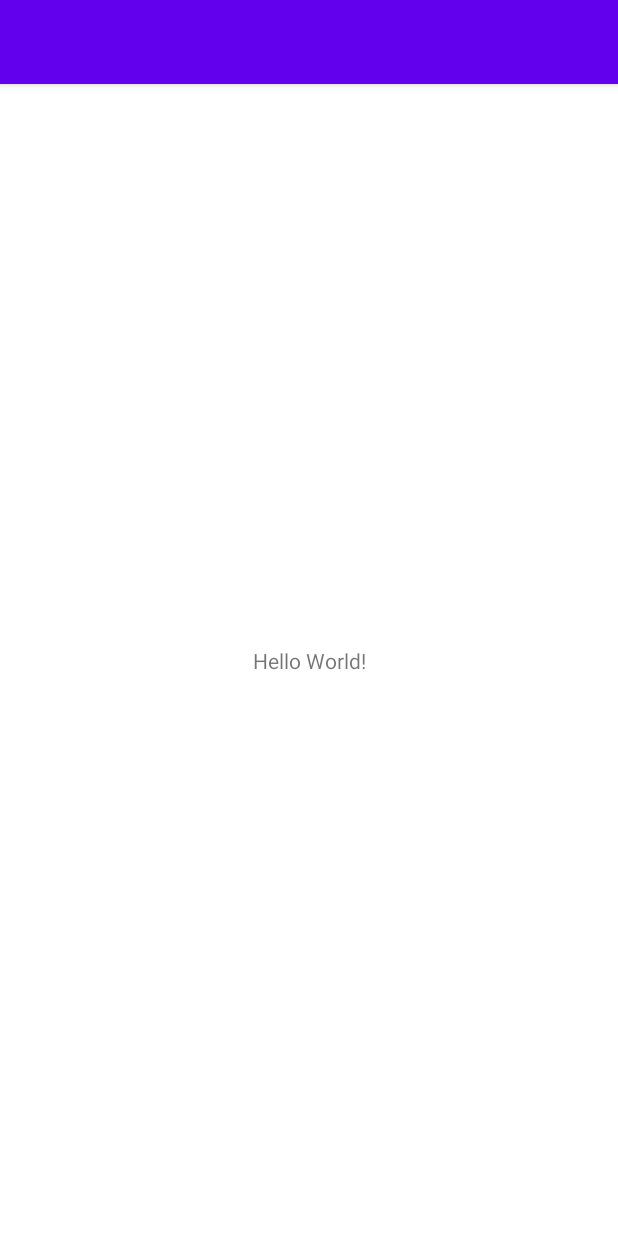
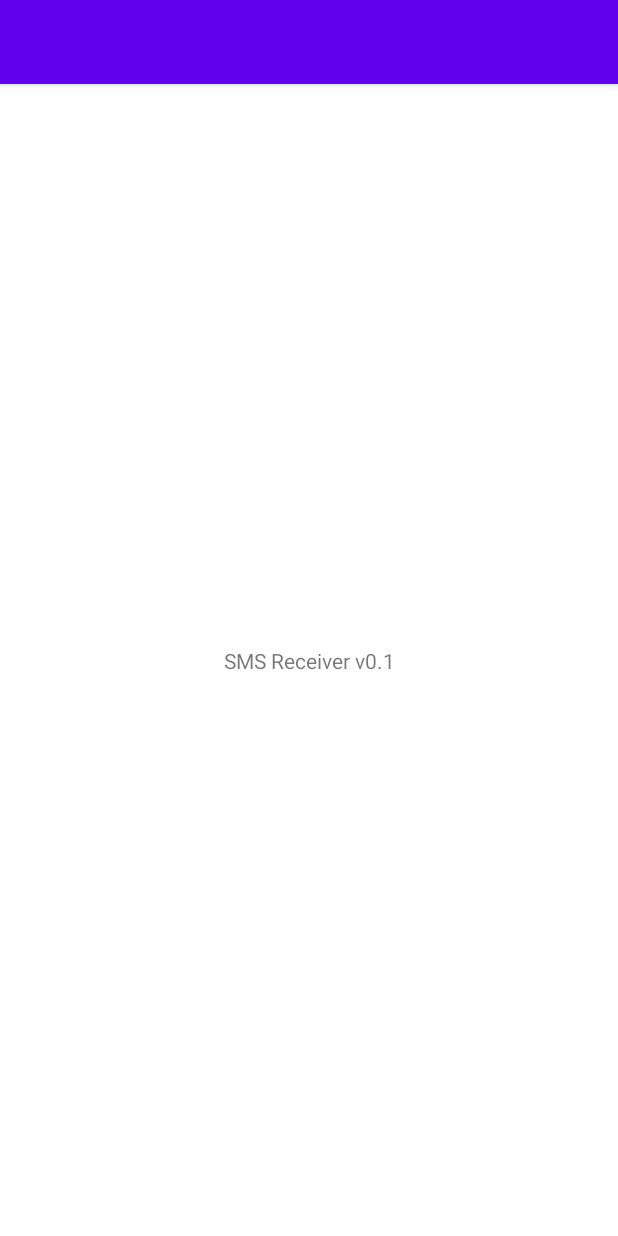
Before and after one commit to aifsbei/SMS-Receiver, an Android app: the screen it shows after launch (MainActivity), on a phone screen of 412 x 824 dp. Run offline under Robolectric (Android 15) with nearby library versions, the phone set to English and light mode, and no system bars.

Commit message:
second device

```diff
--- a/app/src/main/res/layout/activity_main.xml
+++ b/app/src/main/res/layout/activity_main.xml
@@ -9,7 +9,7 @@
     <TextView
         android:layout_width="wrap_content"
         android:layout_height="wrap_content"
-        android:text="Hello World!"
+        android:text="SMS Receiver v0.1"
         app:layout_constraintBottom_toBottomOf="parent"
         app:layout_constraintLeft_toLeftOf="parent"
         app:layout_constraintRight_toRightOf="parent"
```
